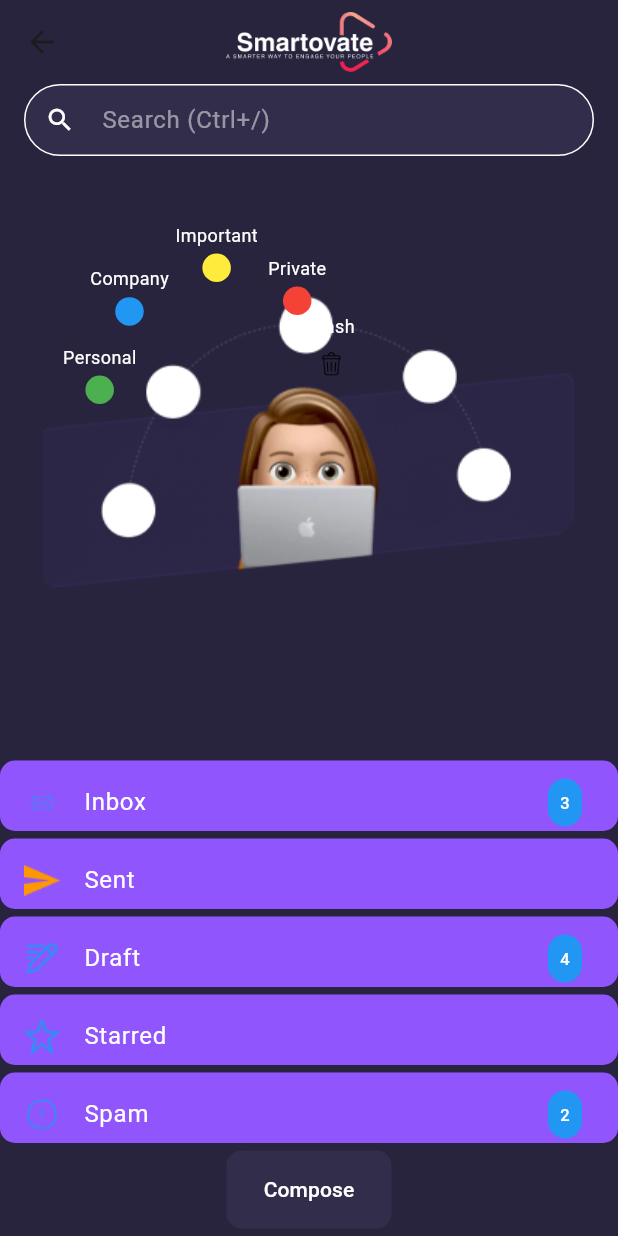
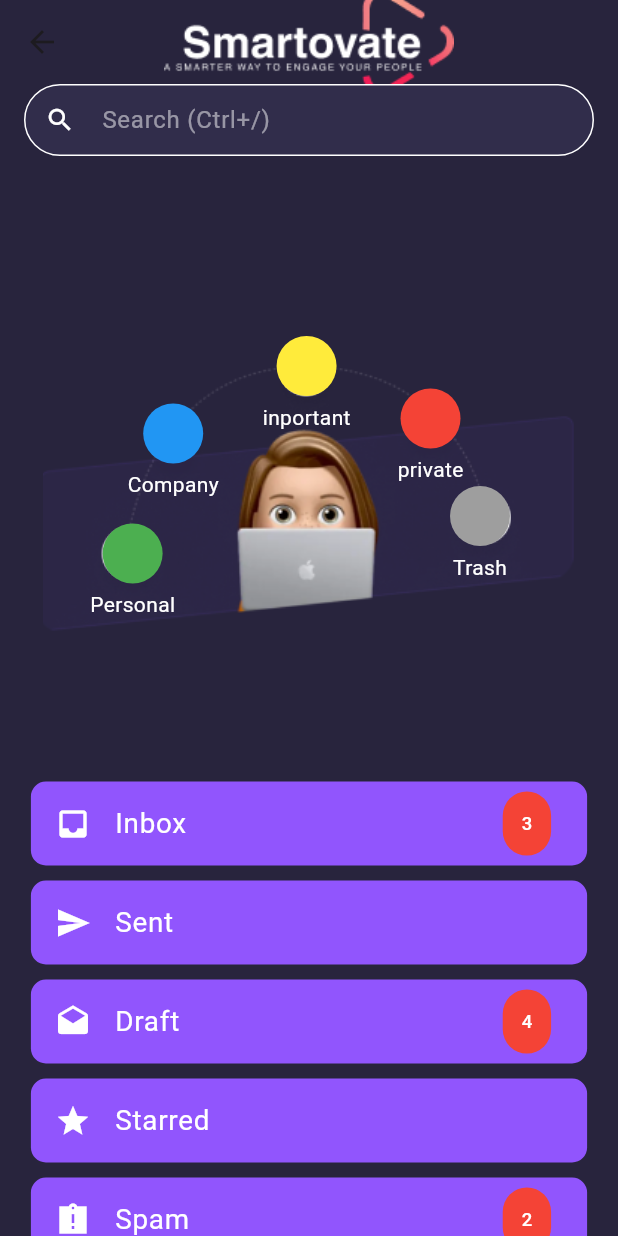
Before and after one commit to oumayma-tray/pfe, a Flutter app: the MailHomePage screen opened directly, on a phone screen of 412 x 824 dp. Run offline on Flutter 3.47's test engine with Material 3 defaults, Android fonts, the phone set to English and light mode, and no system bars; our stand-ins replace email_validator, google_fonts, table_calendar.

Commit message:
modifier mailHomePage peut faire scroll les élement

```diff
--- a/front_end/mobile_app/lib/homePage.dart
+++ b/front_end/mobile_app/lib/homePage.dart
@@ -1,5 +1,3 @@
-import 'dart:math';
-
 import 'package:flutter/cupertino.dart';
 import 'package:flutter/material.dart';
 import 'package:flutter/widgets.dart';
--- a/front_end/mobile_app/lib/mail/mailHomePage.dart
+++ b/front_end/mobile_app/lib/mail/mailHomePage.dart
@@ -1,6 +1,4 @@
-import 'package:flutter/cupertino.dart';
 import 'package:flutter/material.dart';
-import 'package:flutter/widgets.dart';
 import 'package:mobile_app/mail/CompanyMail.dart';
 import 'package:mobile_app/mail/Draft.dart';
 import 'package:mobile_app/mail/PersonalMail.dart';
@@ -13,24 +11,57 @@ import 'package:mobile_app/mail/inbox.dart';
 import 'package:mobile_app/mail/sent.dart';
 import 'package:mobile_app/mail/spam.dart';
 
+class CircleButtonInfo {
+  final String label;
+  final Color color;
+  final Widget destinationPage;
+
+  CircleButtonInfo({
+    required this.label,
+    required this.color,
+    required this.destinationPage,
+  });
+}
+
 class MailHomePage extends StatefulWidget {
   @override
   _MailHomePageState createState() => _MailHomePageState();
 }
 
 class _MailHomePageState extends State<MailHomePage> {
+  List<CircleButtonInfo> circleButtonList = [
+    CircleButtonInfo(
+        label: 'Personal',
+        color: Colors.green,
+        destinationPage: PersonalMailPage()),
+    CircleButtonInfo(
+        label: 'Company',
+        color: Colors.blue,
+        destinationPage: CompanyMailPage()),
+    CircleButtonInfo(
+        label: 'inportant',
+        color: Colors.yellow,
+        destinationPage: CompanyMailPage()),
+    CircleButtonInfo(
+        label: 'private',
+        color: Colors.red,
+        destinationPage: PrivateMailPage()),
+    CircleButtonInfo(
+        label: 'Trash', color: Colors.grey, destinationPage: TrashMailPage()),
+
+    // Add other buttons as needed
+  ];
+
   final TextEditingController searchController = TextEditingController();
   @override
   Widget build(BuildContext context) {
     // Define the screen width for positioning the circles on the image.
     double screenWidth = MediaQuery.of(context).size.width;
     // Assuming the image asset takes the full width of the screen.
-    double imageWidth = screenWidth;
-    // Calculate the ratio of the dot's position to the image width (replace with actual value).
+
     double dotSize = 25;
     // Calculate the scale factor if your design is based on a different width than your current screen width.
-    double scaleFactor = screenWidth /
-        355; // designWidth is the width of your image in your design tool.
+
     return Scaffold(
       backgroundColor: const Color(0xFF28243D), // The dark background color
       appBar: AppBar(
@@ -38,240 +69,180 @@ class _MailHomePageState extends State<MailHomePage> {
             const Color(0xFF28243D), // Adjust the color to match your design
         elevation: 0, // No shadow for the AppBar
         centerTitle: true, // Centers the title widget
-        title: Image.asset('assets/smartovate.png',
-            height: 40), // Logo as the title widget
+        title: Image.asset(
+          'assets/smartovate.png',
+          height: 70,
+          width: 250,
+        ), // Logo as the title widget
       ),
-      body: Column(
+      body: SingleChildScrollView(
+        child: ConstrainedBox(
+          constraints: BoxConstraints(
+            minHeight: MediaQuery.of(context).size.height,
+          ),
+          child: IntrinsicHeight(
+            child: Column(
+              mainAxisSize: MainAxisSize.max,
               children: [
-          Padding(
-            padding: const EdgeInsets.symmetric(
-                horizontal: 16.0,
-                vertical:
-                    0), // Adjust the padding to control the search bar's size on the screen
+                _searchBar(),
+                _mailBoxWithButtons(),
+                _folderButtons(),
+                _composeButton(),
+              ],
+            ),
+          ),
+        ),
+      ),
+    );
+  }
+
+  Widget _searchBar() {
+    return Padding(
+      padding: const EdgeInsets.symmetric(horizontal: 16.0, vertical: 0),
       child: TextField(
         controller: searchController,
         style: TextStyle(color: Colors.white),
         decoration: InputDecoration(
-                contentPadding: EdgeInsets.symmetric(
-                    vertical:
-                        10.0), // Reduced padding inside the search field for a smaller bar
+          contentPadding: EdgeInsets.symmetric(vertical: 10.0),
           hintText: 'Search (Ctrl+/)',
           hintStyle: TextStyle(color: Colors.white.withOpacity(0.5)),
-                prefixIcon: Icon(Icons.search,
-                    color: Colors.white,
-                    size: 20), // You can adjust the size of the icon as needed
+          prefixIcon: Icon(Icons.search, color: Colors.white, size: 20),
           filled: true,
           fillColor: Color(0xFF312D4B),
           enabledBorder: OutlineInputBorder(
-                  // Normal state border
             borderRadius: BorderRadius.circular(30),
-                  borderSide: BorderSide(
-                      color: Colors.white), // White border as described
+            borderSide: BorderSide(color: Colors.white),
           ),
           focusedBorder: OutlineInputBorder(
-                  // Border when TextField is selected
             borderRadius: BorderRadius.circular(10),
             borderSide: BorderSide(color: Colors.white),
           ),
         ),
       ),
+    );
+  }
+
+  Widget _folderButtons() {
+    return Column(
+      children: <Widget>[
+        _buildEmailFolderButton(
+            context, Icons.inbox, 'Inbox', 3, Colors.white, InboxPage()),
+        _buildEmailFolderButton(
+            context, Icons.send, 'Sent', 0, Colors.white, sentPage()),
+        _buildEmailFolderButton(
+            context, Icons.drafts, 'Draft', 4, Colors.white, DraftPage()),
+        _buildEmailFolderButton(
+            context, Icons.star, 'Starred', 0, Colors.white, StarredPage()),
+        _buildEmailFolderButton(context, Icons.assignment_late_sharp, 'Spam', 2,
+            Colors.white, spamPage()),
+        // Add more buttons as needed
+      ],
+    );
+  }
+
+  Widget _composeButton() {
+    return Container(
+      width: double.infinity, // Set the width to match the parent container
+      padding: EdgeInsets.all(16), // Add some padding
+      child: ElevatedButton(
+        onPressed: () {
+          Navigator.push(
+            context,
+            MaterialPageRoute(builder: (context) => ComposeMailScreen()),
+          );
+        },
+        style: ElevatedButton.styleFrom(
+          backgroundColor: Color(0xFF312D4B), // Button color
+          shadowColor: Colors.white, // Text color
+          padding: EdgeInsets.symmetric(vertical: 16), // Vertical padding
+          shape: RoundedRectangleBorder(
+            borderRadius: BorderRadius.circular(10), // Rounded corners
           ),
+        ),
+        child: Text('Compose'),
+      ),
+    );
+  }
 
-          Expanded(
-            child: Stack(
-              alignment: Alignment.topCenter,
+  Widget _mailBoxWithButtons() {
+    double screenWidth = MediaQuery.of(context).size.width;
+
+    return Stack(
+      alignment: Alignment.center,
       children: <Widget>[
-                Image.asset('assets/mail_box.png'), // Background image
-                // Personal button
-                _buildPositionedCircleButton(
-                  top: scaleFactor * 108,
-                  left: imageWidth * .063 - dotSize / 2,
-                  color: Colors.green,
-                  label: 'Personal',
+        Image.asset('assets/mail_box.png', width: screenWidth),
+        Positioned(
+          top: 245,
+          left: 60,
+          child: _buildCircleButton(circleButtonList[0]),
+        ),
+        Positioned(
+          top: 165,
+          left: 85,
+          child: _buildCircleButton(circleButtonList[1]),
+        ),
+        Positioned(
+          top: 120,
+          left: 175,
+          child: _buildCircleButton(circleButtonList[2]),
+        ),
+        Positioned(
+          top: 155,
+          left: 265,
+          child: _buildCircleButton(circleButtonList[3]),
+        ),
+        Positioned(
+          top: 220,
+          left: 300,
+          child: _buildCircleButton(circleButtonList[4]),
+        ),
+        // Add other Positioned widgets for each circular button
+      ],
+    );
+  }
+
+  Widget _buildCircleButton(CircleButtonInfo buttonInfo) {
+    return GestureDetector(
       onTap: () {
         Navigator.push(
           context,
-                      MaterialPageRoute(
-                          builder: (context) => PersonalMailPage()),
-                    );
-                  },
-                ),
-                // Company button
-                _buildPositionedCircleButton(
-                  top: scaleFactor * 63,
-                  left: imageWidth * .107 - dotSize / 2,
-                  color: Colors.blue,
-                  label: 'Company',
-                  onTap: () {
-                    Navigator.push(
-                      context,
-                      MaterialPageRoute(
-                          builder: (context) => CompanyMailPage()),
-                    );
-                  },
-                ),
-                // Important button
-                _buildPositionedCircleButton(
-                  top: 44, // Adjust these values as needed
-                  left: screenWidth * .245 - dotSize / 2,
-                  color: Colors.yellow,
-                  label: 'Important',
-                  onTap: () {
-                    Navigator.push(
-                      context,
-                      MaterialPageRoute(
-                          builder: (context) => ImportantMailPage()),
-                    );
-                  },
-                ),
-                // Private button
-                _buildPositionedCircleButton(
-                  top: 66, // Adjust these values as needed
-                  left: screenWidth * .395 - dotSize / 2,
-                  color: Colors.red,
-                  label: 'Private',
-                  onTap: () {
-                    Navigator.push(
-                      context,
-                      MaterialPageRoute(
-                          builder: (context) => PrivateMailPage()),
-                    );
-                  },
-                ),
-                // Trash button
-                Positioned(
-                  top: 105, // Adjust this value as needed to match your layout
-                  left: screenWidth * .49 -
-                      dotSize, // Adjust based on the icon's width for centering
-                  child: GestureDetector(
-                    onTap: () {
-                      Navigator.push(
-                        context,
-                        MaterialPageRoute(
-                            builder: (context) => TrashMailPage()),
+          MaterialPageRoute(builder: (context) => buttonInfo.destinationPage),
         );
       },
       child: Column(
         mainAxisSize: MainAxisSize.min,
-                      children: [
-                        Text(
-                          'Trash', // Label text for the icon
-                          style: TextStyle(
-                            color: Colors.white,
-                            fontSize: 12, // Adjust the font size as needed
-                          ),
-                        ),
-                        SizedBox(height: 4), // Space between text and the icon
-                        Image.asset('assets/trash.png',
-                            width: dotSize), // Assuming the image is square
-                      ],
-                    ),
-                  ),
-                ),
-                // ... Add other labeled buttons if needed
-              ],
-            ),
-          ),
-
-          // Email folder buttons using images
-          Column(
         children: <Widget>[
-              _buildEmailFolderButton(context, 'assets/inbox.png', 'Inbox', 3,
-                  Colors.blue, InboxPage()),
-              _buildEmailFolderButton(context, 'assets/send.png', 'Sent', 0,
-                  Colors.orange, sentPage()),
-              _buildEmailFolderButton(context, 'assets/draft.png', 'Draft', 4,
-                  Colors.blue, DraftPage()),
-              _buildEmailFolderButton(context, 'assets/starred.png', 'Starred',
-                  0, Colors.blue, StarredPage()),
-              _buildEmailFolderButton(context, 'assets/spam.png', 'Spam', 2,
-                  Colors.blue, spamPage()),
-              // Add more buttons as needed
-            ],
-          ),
-
-          Positioned(
-            child: Container(
-              width: 120,
-              padding: EdgeInsets.all(5), // Padding around the button
-              child: ElevatedButton(
-                onPressed: () {
-                  Navigator.push(
-                      context,
-                      MaterialPageRoute(
-                          builder: (context) => ComposeMailScreen()));
-                },
-                style: ElevatedButton.styleFrom(
-                  backgroundColor: Color(0xFF312D4B), // Button background color
-                  foregroundColor: Colors.white, // Text color
-                  shadowColor: Colors.transparent, // No shadow
-                  shape: RoundedRectangleBorder(
-                    borderRadius: BorderRadius.circular(10), // Rounded corners
-                  ),
-                  padding: EdgeInsets.symmetric(
-                      vertical: 16), // Vertical padding for a taller button
-                ),
-                child: Text('Compose'),
-              ),
-            ),
-          ),
+          CircleAvatar(backgroundColor: buttonInfo.color),
+          SizedBox(height: 4),
+          Text(buttonInfo.label, style: TextStyle(color: Colors.white)),
         ],
       ),
     );
   }
 
-  Widget _buildPositionedCircleButton({
-    required double top,
-    required double left,
-    required Color color,
-    required String label,
-    required VoidCallback onTap,
-  }) {
-    return Positioned(
-      top: top,
-      left: left,
-      child: InkWell(
-        onTap: onTap,
-        child: Column(
-          mainAxisSize:
-              MainAxisSize.min, // To keep the Column as big as its children
-          children: [
-            Text(
-              label,
+  Widget _buildEmailFolderButton(BuildContext context, IconData icon,
+      String title, int count, Color iconColor, Widget destinationPage) {
+    double screenWidth = MediaQuery.of(context).size.width;
+    return Container(
+      width: screenWidth * 0.95, // Use a percentage of the screen width
+      height: 56, // Fixed height for accessibility
+      margin: EdgeInsets.symmetric(
+          horizontal: screenWidth * 0.05,
+          vertical: 5), // Responsive horizontal margin
+      decoration: BoxDecoration(
+        color: Color(0xFF9155FD),
+        borderRadius: BorderRadius.circular(10),
+      ),
+      child: ListTile(
+        leading: Icon(icon, color: iconColor),
+        title: Text(
+          title,
           style: TextStyle(
               color: Colors.white,
-                fontSize: 12, // Adjust the font size as needed
+              fontSize: screenWidth * 0.045), // Responsive font size
         ),
-            ),
-            SizedBox(height: 4), // Space between text and the circle
-            CircleAvatar(
-              backgroundColor: color,
-              radius: 9.5, // Adjust the size as needed
-            ),
-          ],
-        ),
-      ),
-    );
-  }
-
-  Widget _buildEmailFolderButton(BuildContext context, String imagePath,
-      String title, int count, Color iconColor, Widget destinationPage) {
-    return Container(
-      height: 47,
-      margin: EdgeInsets.only(top: 5), // Adjust margins as necessary
-      decoration: BoxDecoration(
-        color: Color(0xFF9155FD), // Button background color
-        borderRadius:
-            BorderRadius.circular(10.0), // Adjust border radius as necessary
-      ),
-      child: ListTile(
-        leading: Image.asset(
-          imagePath,
-          width: 24,
-          color: iconColor,
-        ),
-        title: Text(title, style: TextStyle(color: Colors.white)),
-        trailing: _buildCounter(count, iconColor),
+        trailing:
+            _buildCounter(count, screenWidth * 0.03), // Responsive counter size
         onTap: () {
           Navigator.push(context,
               MaterialPageRoute(builder: (context) => destinationPage));
@@ -280,21 +251,20 @@ class _MailHomePageState extends State<MailHomePage> {
     );
   }
 
-  Widget _buildCounter(int count, Color color) {
+  Widget _buildCounter(int count, double size) {
     return count > 0
         ? Container(
-            padding: EdgeInsets.all(8),
+            padding: EdgeInsets.all(size), // Use size passed as parameter
             decoration: BoxDecoration(
-              color: color, // Notification color matches the type of mail
+              color: Colors.red,
               borderRadius: BorderRadius.circular(20),
             ),
             child: Text(
               '$count',
-              style: TextStyle(color: Colors.white),
+              style: TextStyle(
+                  color: Colors.white, fontSize: size), // Responsive font size
             ),
           )
-        : SizedBox(); // Returns an empty box if count is 0
+        : SizedBox.shrink();
   }
 }
-
-void main() => runApp(MaterialApp(home: MailHomePage()));
```
Lines whose indentation alone changed are shown as unchanged.
